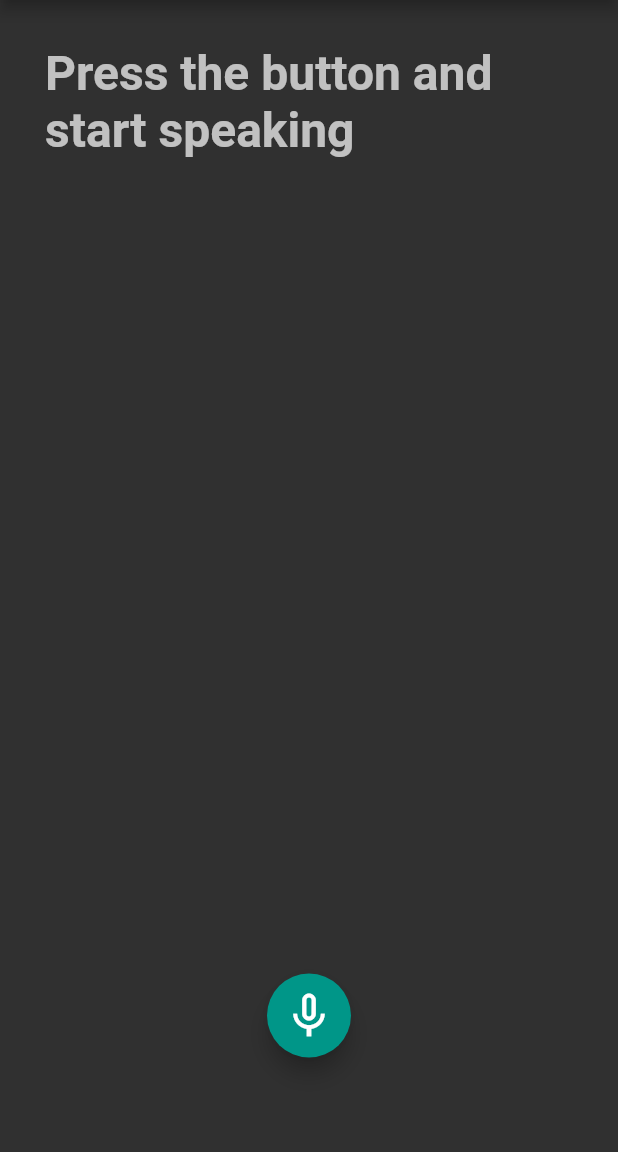
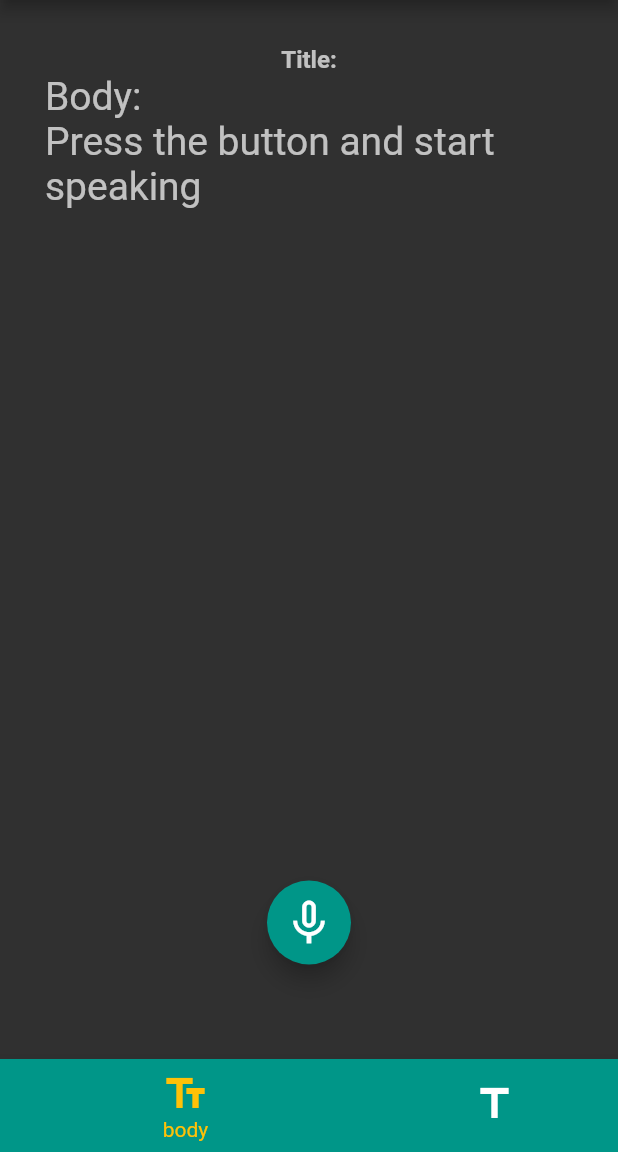
Before and after one commit to MatanTal2/final-project, a Flutter app: the screen it shows once a user with an empty profile is signed in, on a phone screen of 412 x 824 dp, the part 84-1236 px from its top. Run offline on Flutter 3.47's test engine with Material 2 defaults, Android fonts, the phone set to English and light mode, and no system bars; drawn by our look-alikes of avatar_glow; our stand-ins replace email_validator, firebase_auth, firebase_core, open_file, pdf, speech_to_text; missing offline and left inert: clipboard; accounts and stored records are empty.

```diff
--- a/lib/model/speech_data.dart
+++ b/lib/model/speech_data.dart
@@ -4,13 +4,13 @@ import 'package:final_project/model/stt_subject.dart';
 
 
 class SpeechData {
+  final PersonalInfo personalInfo;
   final STTSubject sttSubject;
   final STTBody sttBody;
-  final PersonalInfo personalInfo;
 
   const SpeechData({
+    required this.personalInfo,
     required this.sttSubject,
     required this.sttBody,
-    required this.personalInfo,
   });
 }
--- a/lib/page/speech_page.dart
+++ b/lib/page/speech_page.dart
@@ -25,12 +25,15 @@ class SpeechPage extends StatefulWidget {
 
 class _SpeechPageState extends State<SpeechPage> {
   final _auth = FirebaseAuth.instance;
-  String _text = 'Press the button and start speaking';
+  String _textBody = 'Body:\nPress the button and start speaking';
+  String _textTitle = "Title:";
   bool _isListening = false;
-  final String _userFileName = 'newFile';
-  final file = File('example.pdf');
+  String _userFileName = 'newFile';
   String _currentUserEmail = '';
   String _currentUserName = '';
+
+  int _currentIndex = 0;
+  final _fileNameController = TextEditingController();
 
   @override
   Widget build(BuildContext context) => Scaffold(
@@ -43,7 +46,7 @@ class _SpeechPageState extends State<SpeechPage> {
             Builder(
                 builder: (context) => IconButton(
                       onPressed: () async {
-                        await FlutterClipboard.copy(_text);
+                        await FlutterClipboard.copy(_textTitle + '\n' + _textBody);
                         // feedback to user when click the button
                         // TODO: add to Utils showSnackBar more option.
                         Utils.showSnackBar(
@@ -63,22 +66,25 @@ class _SpeechPageState extends State<SpeechPage> {
                             _auth.currentUser?.displayName ?? 'empty';
                         _currentUserEmail = _auth.currentUser?.email ?? 'empty';
 
+                        // create file name
+                        await openDialog();
+                        String fileName = _userFileName + '.pdf';
+                        log('file name: $fileName');
+
                         final speechData = SpeechData(
-                          sttSubject: STTSubject(subject: _text),
-                          sttBody: STTBody(body: _text),
+                          sttSubject: STTSubject(subject: _textTitle),
+                          sttBody: STTBody(body: _textBody),
                           personalInfo: PersonalInfo(
                             name: _currentUserName,
                             mail: _currentUserEmail,
                           ),
                         );
-                        String fileName = _userFileName + '.pdf';
-                        log('file name: $fileName');
+
                         final pdfFile =
                             await PdfSTTApi.generate(speechData, fileName);
 
                         PdfApi.openFile(pdfFile);
 
-                        await _createPdf();
                       },
                       icon: const Icon(
                         Icons.picture_as_pdf,
@@ -90,22 +96,59 @@ class _SpeechPageState extends State<SpeechPage> {
         body: SingleChildScrollView(
           reverse: true,
           padding: const EdgeInsets.all(30.0).copyWith(bottom: 150.0),
-          child: Text(
-            _text,
-            style: const TextStyle(
-              fontSize: 32.0,
-              color: Colors.white70,
-              fontWeight: FontWeight.bold,
-            ),
+          child: Column(
+            children: [
+              Text(
+                _textTitle,
+                style: const TextStyle(
+                  fontSize: 16.0,
+                  color: Colors.white70,
+                  fontWeight: FontWeight.bold,
+                ),
+              ),
+              Text(
+                _textBody,
+                style: const TextStyle(
+                  fontSize: 26.0,
+                  color: Colors.white70,
+                ),
+              ),
+            ],
           ),
         ),
+        bottomNavigationBar: BottomNavigationBar(
+            type: BottomNavigationBarType.shifting,
+            currentIndex: _currentIndex,
+            selectedItemColor: Colors.amber,
+            onTap: (index) => setState(() => _currentIndex = index),
+            items: const [
+              BottomNavigationBarItem(
+                icon: Icon(
+                  Icons.text_fields_outlined,
+                  size: 32.0,
+                ),
+                label: 'body',
+                backgroundColor: Colors.teal,
+              ),
+              BottomNavigationBarItem(
+                icon: Icon(
+                  Icons.title,
+                  size: 32.0,
+                ),
+                label: 'title',
+                backgroundColor: Colors.teal,
+              ),
+            ]),
         floatingActionButtonLocation: FloatingActionButtonLocation.centerFloat,
         floatingActionButton: AvatarGlow(
           animate: _isListening,
           endRadius: 75.0,
-          glowColor: Theme.of(context).secondaryHeaderColor,
+          glowColor: Colors.white70,
           child: FloatingActionButton(
-            onPressed: toggleRecording,
+            onPressed: () {
+              if (_currentIndex == 0) toggleMultiRecording(_textTitle);
+              if (_currentIndex == 1) toggleMultiRecording(_textBody);
+            },
             child: Icon(
               _isListening ? Icons.mic : Icons.mic_none,
               size: 36.0,
@@ -116,22 +159,16 @@ class _SpeechPageState extends State<SpeechPage> {
 
   Future toggleRecording() {
     return SpeechApi.toggleRecording(
-      onResult: (text) => setState(() => _text = text),
-      onListening: (isListening) => setState(() => _isListening = isListening));
+        onResult: (text) => setState(() => _textBody = text),
+        onListening: (isListening) =>
+            setState(() => _isListening = isListening));
   }
 
-  Future<void> _createPdf() async {
-    final pdf = pw.Document();
-    log('pdf: $pdf');
-    pdf.addPage(
-      pw.Page(
-        build: (pw.Context context) => pw.Center(
-          child: pw.Text('Hello World!'),
-        ),
-      ),
-    );
-
-    await file.writeAsBytes(await pdf.save());
+  Future toggleMultiRecording(String result) {
+    return SpeechApi.toggleRecording(
+        onResult: (text) => setState(() => result = text),
+        onListening: (isListening) =>
+            setState(() => _isListening = isListening));
   }
 
   Future<void> getName() async {
@@ -146,11 +183,34 @@ class _SpeechPageState extends State<SpeechPage> {
   Future<void> getEmail() async {
     try {
       final user = _auth.currentUser!;
-
-      var temp = 'abc@gmail.com';
       _currentUserEmail = user.email!;
     } on FirebaseAuthException catch (e) {
       log('data: $e');
     }
   }
+
+  Future openDialog() => showDialog(
+      context: context,
+      builder: (context) => AlertDialog(
+            title: const Text('File name'),
+            content: TextField(
+              autofocus: true,
+              maxLength: 40,
+              controller: _fileNameController,
+              decoration: const InputDecoration(hintText: 'Enter file name'),
+            ),
+            actions: [
+              TextButton(
+                onPressed: submit,
+                child: const Text('Create'),
+              )
+            ],
+          ));
+
+  void submit() {
+    Navigator.of(context).pop();
+    _fileNameController.text == ''
+        ? _userFileName = DateTime.now().toString()
+        : _userFileName = _fileNameController.text;
+  }
 }
```
Also changed, not shown: lib/api/pdf_stt_api.dart (+2 -13 lines).
